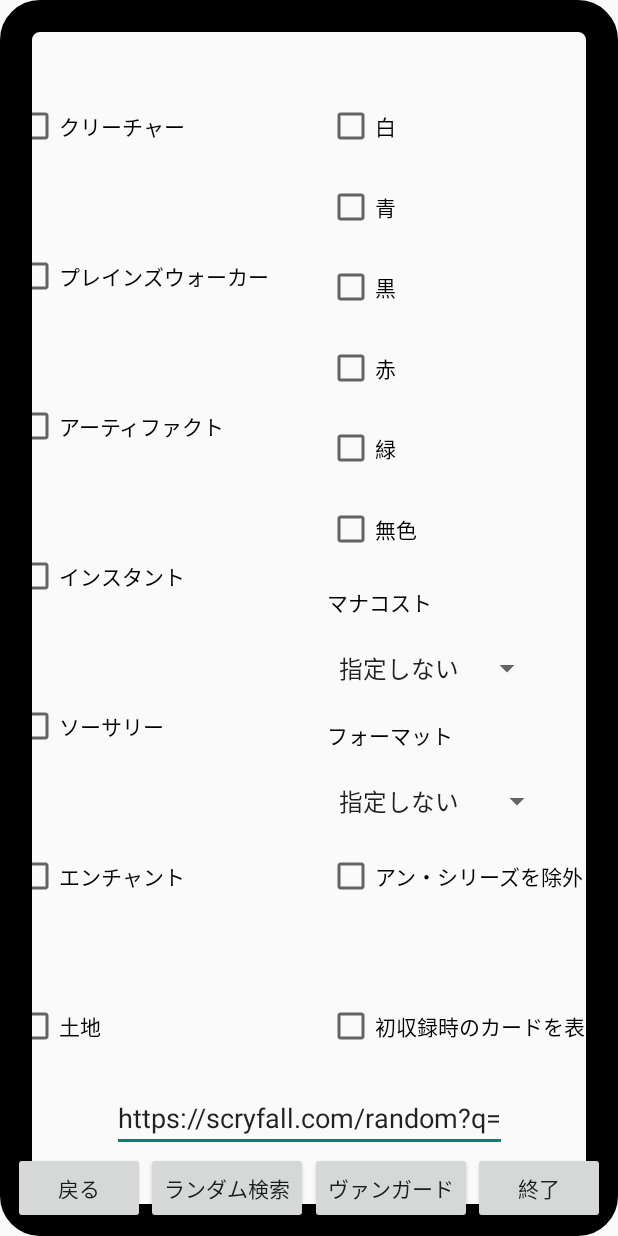
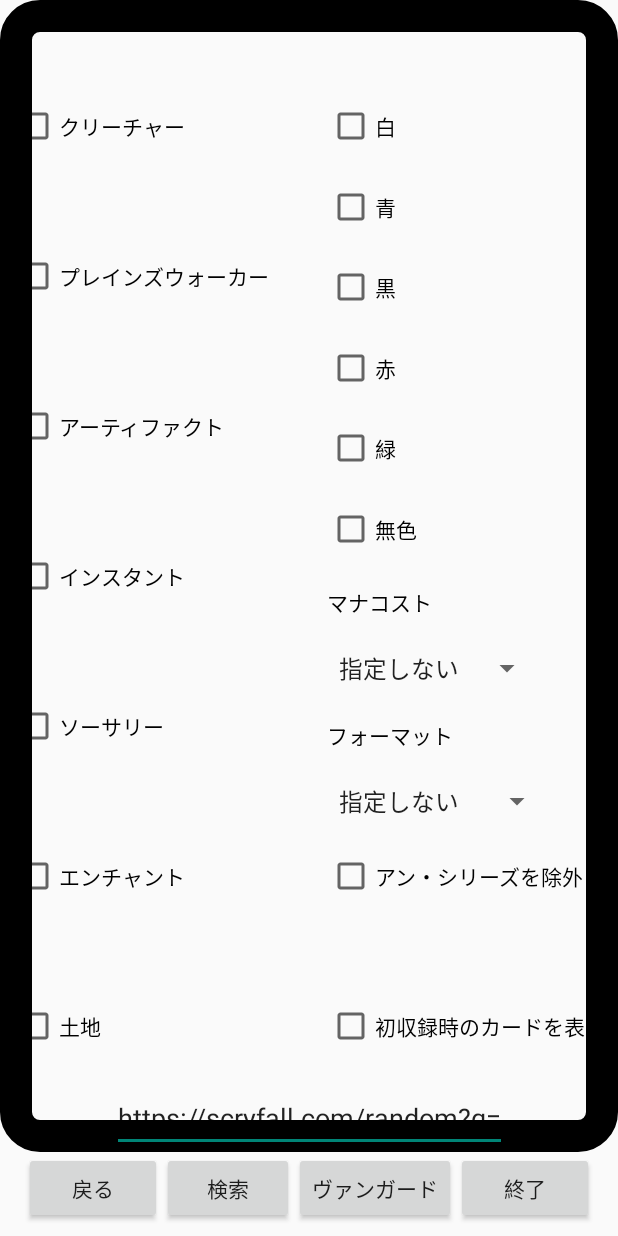
Before and after one commit to chikaharu11/MTG_Random_Card_Search, an Android app: the screen it shows after launch (MainActivity), on a phone screen of 412 x 824 dp. Run offline under Robolectric (Android 15) with nearby library versions, the phone set to English and light mode, and no system bars.

Commit message:
add webview2

```diff
--- a/app/src/main/res/layout/activity_main.xml
+++ b/app/src/main/res/layout/activity_main.xml
@@ -7,22 +7,28 @@
     tools:context=".MainActivity">
 
 
+    <WebView
+        android:id="@+id/webView"
+        android:layout_width="match_parent"
+        android:layout_height="0dp"
+        android:visibility="invisible"
+        app:layout_constraintBottom_toTopOf="@+id/button2"
+        app:layout_constraintEnd_toEndOf="parent"
+        app:layout_constraintStart_toStartOf="parent"
+        app:layout_constraintTop_toTopOf="parent"
+        tools:ignore="MissingConstraints" />
+
     <ImageView
         android:id="@+id/imageView"
         android:layout_width="match_parent"
-        android:layout_height="match_parent"
-        app:srcCompat="@drawable/round_corners"
-        tools:ignore="VectorDrawableCompat"
-        android:contentDescription="@string/todo" />
-
-    <WebView
-        android:id="@+id/webView"
-        android:layout_width="0dp"
-        android:layout_height="600dp"
-        android:visibility="invisible"
+        android:layout_height="0dp"
+        android:contentDescription="@string/todo"
+        app:layout_constraintBottom_toTopOf="@+id/button2"
+        app:layout_constraintEnd_toEndOf="parent"
         app:layout_constraintStart_toStartOf="parent"
         app:layout_constraintTop_toTopOf="parent"
-        tools:ignore="MissingConstraints" />
+        app:srcCompat="@drawable/round_corners"
+        tools:ignore="VectorDrawableCompat" />
 
     <CheckBox
         android:id="@+id/checkBox"
@@ -238,10 +244,10 @@
 
     <Button
         android:id="@+id/button2"
-        android:layout_width="wrap_content"
+        android:layout_width="0dp"
         android:layout_height="wrap_content"
-        android:layout_marginStart="8dp"
-        android:layout_marginLeft="8dp"
+        android:layout_marginStart="16dp"
+        android:layout_marginLeft="16dp"
         android:layout_marginBottom="8dp"
         android:text="@string/back"
         app:layout_constraintBottom_toBottomOf="parent"
@@ -252,10 +258,10 @@
 
     <Button
         android:id="@+id/button3"
-        android:layout_width="wrap_content"
+        android:layout_width="0dp"
         android:layout_height="wrap_content"
-        android:layout_marginEnd="8dp"
-        android:layout_marginRight="8dp"
+        android:layout_marginEnd="16dp"
+        android:layout_marginRight="16dp"
         android:layout_marginBottom="8dp"
         android:text="@string/exit"
         app:layout_constraintBottom_toBottomOf="parent"
--- a/app/src/main/res/values/strings.xml
+++ b/app/src/main/res/values/strings.xml
@@ -1,6 +1,6 @@
 <resources>
     <string name="app_name">Magic The Gathering Random Card Search</string>
-    <string name="create">ランダム検索</string>
+    <string name="create">検索</string>
     <string name="back">戻る</string>
     <string name="exit">終了</string>
     <string name="exit2">終了しますか？</string>
```
